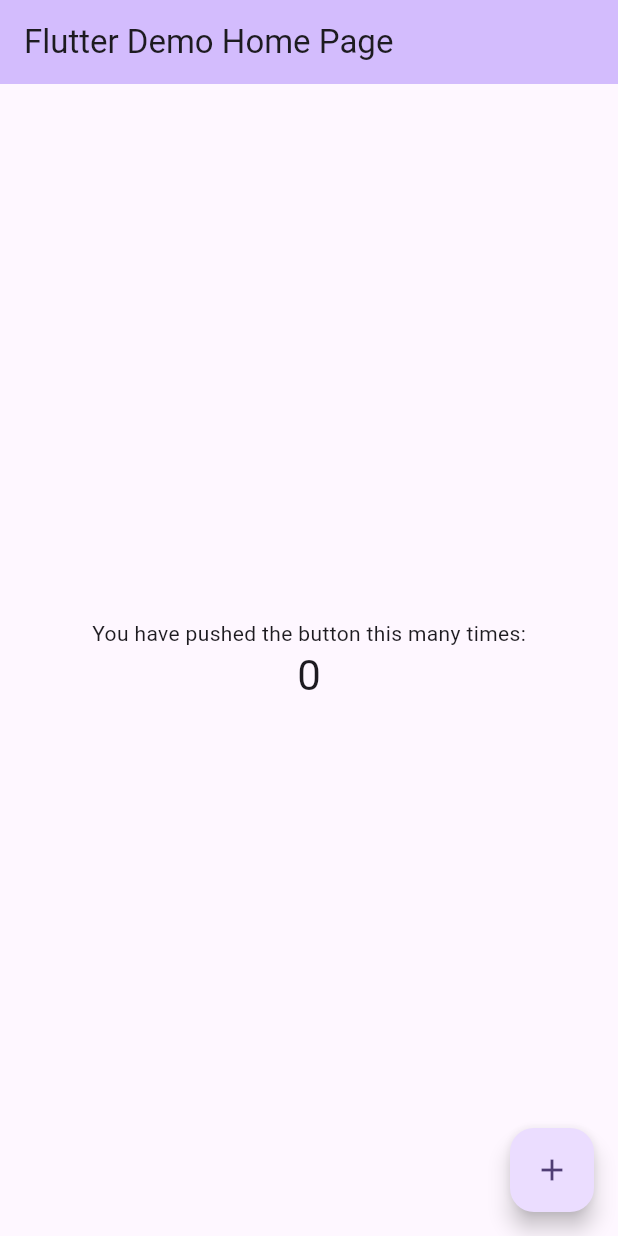
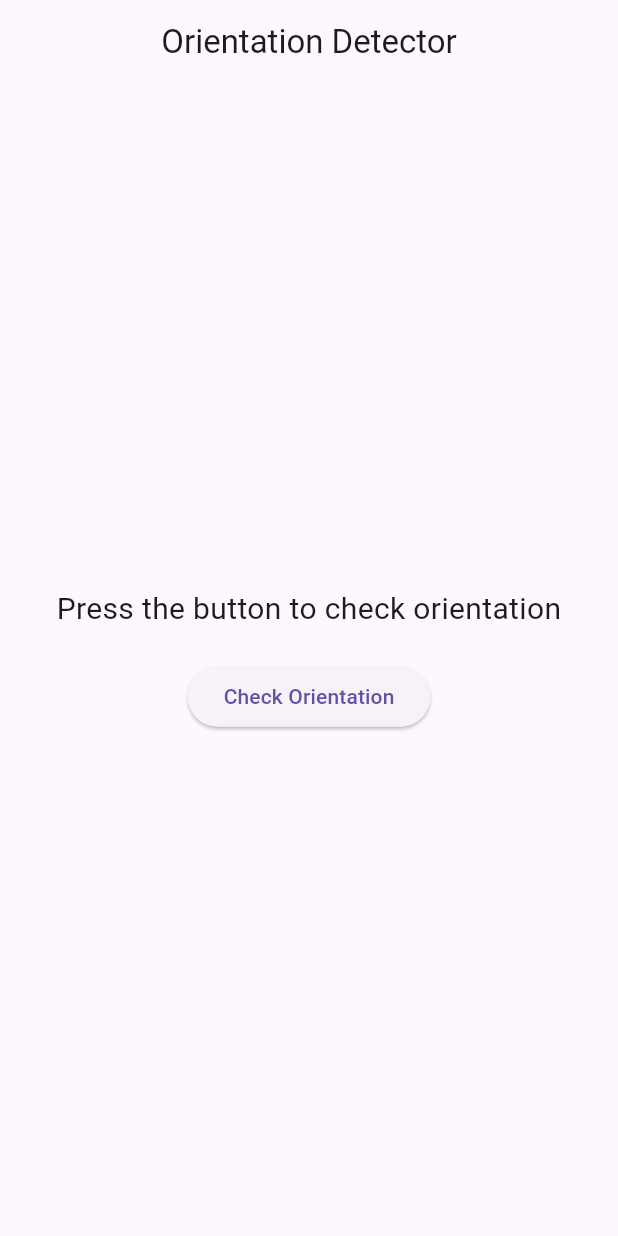
Before and after one commit to huzefmd/mad_programs, a Flutter app: the screen it shows after launch, on a phone screen of 412 x 824 dp. Run offline on Flutter 3.47's test engine with Material 3 defaults, Android fonts, the phone set to English and light mode, and no system bars.

Commit message:
program-2-cmplt

```diff
--- a/Program2/screen_orienatation/lib/main.dart
+++ b/Program2/screen_orienatation/lib/main.dart
@@ -1,122 +1,68 @@
 import 'package:flutter/material.dart';
 
 void main() {
-  runApp(const MyApp());
+  runApp(const OrientationApp());
 }
 
-class MyApp extends StatelessWidget {
-  const MyApp({super.key});
+class OrientationApp extends StatelessWidget {
+  const OrientationApp({Key? key}) : super(key: key);
 
-  // This widget is the root of your application.
   @override
   Widget build(BuildContext context) {
     return MaterialApp(
-      title: 'Flutter Demo',
-      theme: ThemeData(
-        // This is the theme of your application.
-        //
-        // TRY THIS: Try running your application with "flutter run". You'll see
-        // the application has a purple toolbar. Then, without quitting the app,
-        // try changing the seedColor in the colorScheme below to Colors.green
-        // and then invoke "hot reload" (save your changes or press the "hot
-        // reload" button in a Flutter-supported IDE, or press "r" if you used
-        // the command line to start the app).
-        //
-        // Notice that the counter didn't reset back to zero; the application
-        // state is not lost during the reload. To reset the state, use hot
-        // restart instead.
-        //
-        // This works for code too, not just values: Most code changes can be
-        // tested with just a hot reload.
-        colorScheme: ColorScheme.fromSeed(seedColor: Colors.deepPurple),
-      ),
-      home: const MyHomePage(title: 'Flutter Demo Home Page'),
+      home: const OrientationHomePage(),
+      debugShowCheckedModeBanner: false,
     );
   }
 }
 
-class MyHomePage extends StatefulWidget {
-  const MyHomePage({super.key, required this.title});
-
-  // This widget is the home page of your application. It is stateful, meaning
-  // that it has a State object (defined below) that contains fields that affect
-  // how it looks.
-
-  // This class is the configuration for the state. It holds the values (in this
-  // case the title) provided by the parent (in this case the App widget) and
-  // used by the build method of the State. Fields in a Widget subclass are
-  // always marked "final".
-
-  final String title;
+class OrientationHomePage extends StatefulWidget {
+  const OrientationHomePage({Key? key}) : super(key: key);
 
   @override
-  State<MyHomePage> createState() => _MyHomePageState();
+  State<OrientationHomePage> createState() => _OrientationHomePageState();
 }
 
-class _MyHomePageState extends State<MyHomePage> {
-  int _counter = 0;
+class _OrientationHomePageState extends State<OrientationHomePage> {
+  String _message = "Press the button to check orientation";
 
-  void _incrementCounter() {
+  void _showOrientationMessage(BuildContext context) {
+    final orientation = MediaQuery.of(context).orientation;
+
     setState(() {
-      // This call to setState tells the Flutter framework that something has
-      // changed in this State, which causes it to rerun the build method below
-      // so that the display can reflect the updated values. If we changed
-      // _counter without calling setState(), then the build method would not be
-      // called again, and so nothing would appear to happen.
-      _counter++;
+      _message = orientation == Orientation.portrait
+          ? "📱 You're in Portrait Mode!"
+          : "🌄 You're in Landscape Mode!";
     });
   }
 
   @override
   Widget build(BuildContext context) {
-    // This method is rerun every time setState is called, for instance as done
-    // by the _incrementCounter method above.
-    //
-    // The Flutter framework has been optimized to make rerunning build methods
-    // fast, so that you can just rebuild anything that needs updating rather
-    // than having to individually change instances of widgets.
     return Scaffold(
       appBar: AppBar(
-        // TRY THIS: Try changing the color here to a specific color (to
-        // Colors.amber, perhaps?) and trigger a hot reload to see the AppBar
-        // change color while the other colors stay the same.
-        backgroundColor: Theme.of(context).colorScheme.inversePrimary,
-        // Here we take the value from the MyHomePage object that was created by
-        // the App.build method, and use it to set our appbar title.
-        title: Text(widget.title),
+        title: const Text("Orientation Detector"),
+        centerTitle: true,
       ),
       body: Center(
-        // Center is a layout widget. It takes a single child and positions it
-        // in the middle of the parent.
-        child: Column(
-          // Column is also a layout widget. It takes a list of children and
-          // arranges them vertically. By default, it sizes itself to fit its
-          // children horizontally, and tries to be as tall as its parent.
-          //
-          // Column has various properties to control how it sizes itself and
-          // how it positions its children. Here we use mainAxisAlignment to
-          // center the children vertically; the main axis here is the vertical
-          // axis because Columns are vertical (the cross axis would be
-          // horizontal).
-          //
-          // TRY THIS: Invoke "debug painting" (choose the "Toggle Debug Paint"
-          // action in the IDE, or press "p" in the console), to see the
-          // wireframe for each widget.
-          mainAxisAlignment: MainAxisAlignment.center,
-          children: <Widget>[
-            const Text('You have pushed the button this many times:'),
-            Text(
-              '$_counter',
-              style: Theme.of(context).textTheme.headlineMedium,
-            ),
-          ],
+        child: Padding(
+          padding: const EdgeInsets.all(20.0),
+          child: Column(
+            mainAxisAlignment: MainAxisAlignment.center,
+            children: [
+              Text(
+                _message,
+                style: const TextStyle(fontSize: 20),
+                textAlign: TextAlign.center,
+              ),
+              const SizedBox(height: 20),
+              ElevatedButton(
+                onPressed: () => _showOrientationMessage(context),
+                child: const Text("Check Orientation"),
+              ),
+            ],
+          ),
         ),
       ),
-      floatingActionButton: FloatingActionButton(
-        onPressed: _incrementCounter,
-        tooltip: 'Increment',
-        child: const Icon(Icons.add),
-      ), // This trailing comma makes auto-formatting nicer for build methods.
     );
   }
 }
```
